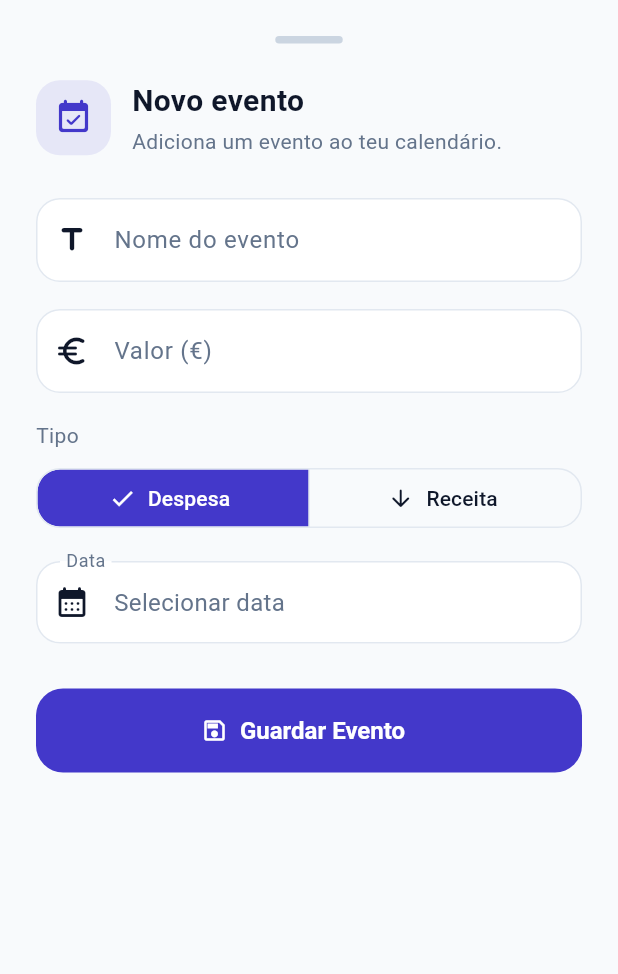
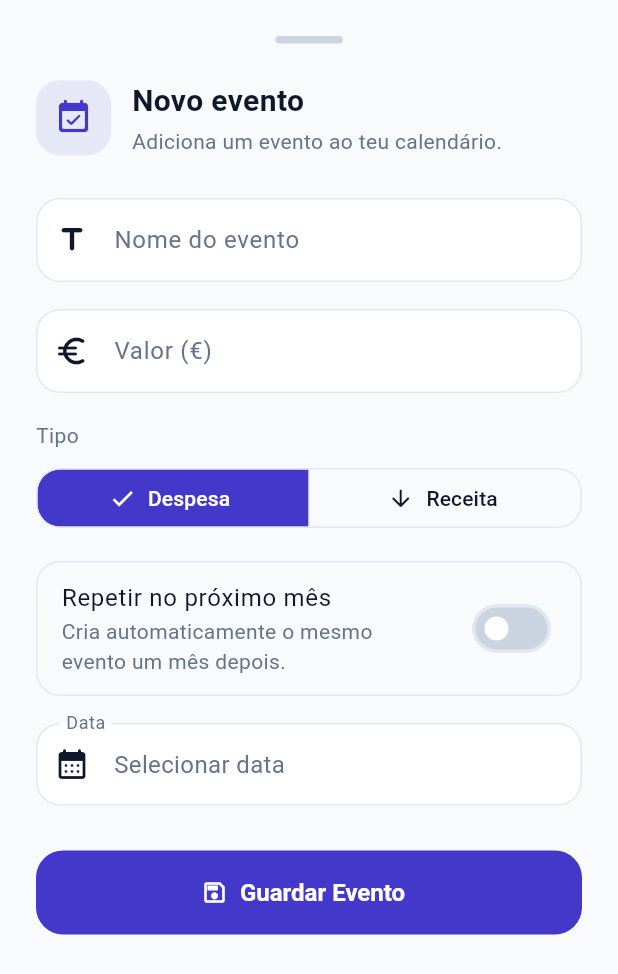
Before and after one commit to DMarques24/FinSync, a Flutter app: the AddEventCalendar widget shown alone on an empty page, opened directly, on a phone screen of 412 x 824 dp. Shown: the top 974 px of the screen. Run offline on Flutter 3.47's test engine with Material 3 defaults, Android fonts, the phone set to English and light mode, and no system bars; our stand-ins replace flutter_bloc, get_it, go_router, image_picker, supabase_flutter, table_calendar; missing offline and left inert: liquid_glass_bar, sankey_flutter; accounts and stored records are empty.

Commit message:
feat: add delete calendar event functionality; implement use case, repository method, and UI integration for event deletion

```diff
--- a/finsync/lib/core/di/injection.dart
+++ b/finsync/lib/core/di/injection.dart
@@ -4,6 +4,7 @@ import 'package:finsync/data/repositories/calendar_events_repository_impl.dart';
 import 'package:finsync/domain/repositories/calendar_event_repository.dart';
 import 'package:finsync/domain/usecases/adjust_balance.dart';
 import 'package:finsync/domain/usecases/complete_onboarding.dart';
+import 'package:finsync/domain/usecases/delete_calendar_event.dart';
 import 'package:finsync/domain/usecases/get_all_calendar_events.dart';
 import 'package:finsync/domain/usecases/get_filter_time_expenses.dart';
 import 'package:finsync/domain/usecases/insert_calendar_event.dart';
@@ -119,6 +120,10 @@ Future<void> initDependencies() async {
     () => InsertCalendarEvent(sl()),
   );
 
+  sl.registerLazySingleton<DeleteCalendarEvent>(
+    () => DeleteCalendarEvent(sl()),
+  );
+
   // BLOCS
   sl.registerFactory<HomeBloc>(
     () => HomeBloc(
@@ -152,6 +157,7 @@ Future<void> initDependencies() async {
       sl<InsertCalendarEvent>(),
       sl<GetAllCalendarEvents>(),
       sl<AdjustBalance>(),
+      sl<DeleteCalendarEvent>(),
     ),
   );
 }
--- a/finsync/lib/data/datasources/calendar_events_remote_datasource.dart
+++ b/finsync/lib/data/datasources/calendar_events_remote_datasource.dart
@@ -3,4 +3,5 @@ import 'package:finsync/data/models/calendar_events_model.dart';
 abstract class CalendarEventsRemoteDatasource {
   Future<List<CalendarEventsModel>> getAllCalendarEvents();
   Future<void> insertCalendarEvents(CalendarEventsModel calendarEvent);
+  Future<void> deleteCalendarEvent(int id);
 }
--- a/finsync/lib/data/models/calendar_events_model.dart
+++ b/finsync/lib/data/models/calendar_events_model.dart
@@ -6,6 +6,7 @@ class CalendarEventsModel {
   final double price;
   final DateTime dateEvent;
   final CalendarEventType type;
+  final bool repeatMonthly;
 
   CalendarEventsModel({
     required this.id,
@@ -13,6 +14,7 @@ class CalendarEventsModel {
     required this.price,
     required this.dateEvent,
     this.type = CalendarEventType.despesa,
+    this.repeatMonthly = false,
   });
 
   factory CalendarEventsModel.fromJson(Map<String, dynamic> json) {
@@ -28,6 +30,7 @@ class CalendarEventsModel {
         (value) => value.name == json['type'],
         orElse: () => CalendarEventType.despesa,
       ),
+      repeatMonthly: json['repeat_monthly'] as bool? ?? false,
     );
   }
 
@@ -38,6 +41,7 @@ class CalendarEventsModel {
       'event_date': dateEvent.toIso8601String(),
       'user_id': userId,
       'type': type.name,
+      'repeat_monthly': repeatMonthly,
     };
   }
 
@@ -48,6 +52,7 @@ class CalendarEventsModel {
       price: price,
       date: dateEvent,
       type: type,
+      repeatMonthly: repeatMonthly,
     );
   }
 }
--- a/finsync/lib/data/repositories/calendar_events_repository_impl.dart
+++ b/finsync/lib/data/repositories/calendar_events_repository_impl.dart
@@ -22,7 +22,13 @@ class CalendarEventsRepositoryImpl implements CalendarEventRepository {
       price: event.price,
       dateEvent: event.date,
       type: event.type,
+      repeatMonthly: event.repeatMonthly,
     );
     await remoteDatasource.insertCalendarEvents(model);
   }
+
+  @override
+  Future<void> deleteCalendarEvent(int id) async {
+    await remoteDatasource.deleteCalendarEvent(id);
+  }
 }
--- a/finsync/lib/domain/entities/calendar_event.dart
+++ b/finsync/lib/domain/entities/calendar_event.dart
@@ -6,6 +6,7 @@ class CalendarEventEntity {
   final double price;
   final DateTime date;
   final CalendarEventType type;
+  final bool repeatMonthly;
 
   CalendarEventEntity({
     required this.id,
@@ -13,5 +14,6 @@ class CalendarEventEntity {
     required this.price,
     required this.date,
     this.type = CalendarEventType.despesa,
+    this.repeatMonthly = false,
   });
 }
--- a/finsync/lib/domain/repositories/calendar_event_repository.dart
+++ b/finsync/lib/domain/repositories/calendar_event_repository.dart
@@ -4,4 +4,6 @@ abstract class CalendarEventRepository {
   Future<List<CalendarEventEntity>> getAllCalendarEvents();
 
   Future<void> insertCalendarEvent(CalendarEventEntity event);
+
+  Future<void> deleteCalendarEvent(int id);
 }
--- /dev/null
+++ b/finsync/lib/domain/usecases/delete_calendar_event.dart
@@ -0,0 +1,11 @@
+import 'package:finsync/domain/repositories/calendar_event_repository.dart';
+
+class DeleteCalendarEvent {
+  final CalendarEventRepository repository;
+
+  DeleteCalendarEvent(this.repository);
+
+  Future<void> call(int id) {
+    return repository.deleteCalendarEvent(id);
+  }
+}
--- a/finsync/lib/presentation/pages/analytics/analytics_event.dart
+++ b/finsync/lib/presentation/pages/analytics/analytics_event.dart
@@ -12,3 +12,10 @@ class AddEventCalendarEvent extends AnalyticsEvent {
 
   AddEventCalendarEvent(this.event, {this.completer});
 }
+
+class DeleteEventCalendarEvent extends AnalyticsEvent {
+  final CalendarEventEntity event;
+  final Completer<void>? completer;
+
+  DeleteEventCalendarEvent(this.event, {this.completer});
+}
--- a/finsync/lib/presentation/pages/analytics/components/add_event_calendar.dart
+++ b/finsync/lib/presentation/pages/analytics/components/add_event_calendar.dart
@@ -25,6 +25,7 @@ class _AddEventCalendarState extends State<AddEventCalendar> {
   bool _isSaving = false;
 
   CalendarEventType selectedType = CalendarEventType.despesa;
+  bool repeatMonthly = false;
 
   @override
   void dispose() {
@@ -75,6 +76,7 @@ class _AddEventCalendarState extends State<AddEventCalendar> {
       price: price,
       date: selectedDate!,
       type: selectedType,
+      repeatMonthly: repeatMonthly,
     );
 
     setState(() {
@@ -249,6 +251,39 @@ class _AddEventCalendarState extends State<AddEventCalendar> {
 
               const SizedBox(height: 18),
 
+              Container(
+                padding: const EdgeInsets.symmetric(
+                  horizontal: 16,
+                  vertical: 4,
+                ),
+                decoration: BoxDecoration(
+                  color: AppColors.background,
+                  borderRadius: BorderRadius.circular(16),
+                  border: Border.all(color: AppColors.border),
+                ),
+                child: SwitchListTile(
+                  contentPadding: EdgeInsets.zero,
+                  value: repeatMonthly,
+                  onChanged: _isSaving
+                      ? null
+                      : (value) {
+                          setState(() {
+                            repeatMonthly = value;
+                          });
+                        },
+                  activeThumbColor: AppColors.secondary,
+                  title: const Text("Repetir no próximo mês"),
+                  subtitle: Text(
+                    "Cria automaticamente o mesmo evento um mês depois.",
+                    style: AppTextStyles.bodySmall.copyWith(
+                      color: AppColors.textSecondary,
+                    ),
+                  ),
+                ),
+              ),
+
+              const SizedBox(height: 18),
+
               InkWell(
                 borderRadius: BorderRadius.circular(16),
 
```
Also changed, not shown: finsync/lib/data/datasources/calendar_events_remote_datasource_impl.dart (+13 -0 lines), finsync/lib/presentation/pages/analytics/analytics_bloc.dart (+52 -4 lines), finsync/lib/presentation/pages/analytics/analytics_page.dart (+85 -6 lines), finsync/lib/presentation/pages/analytics/components/event_tile.dart (+25 -8 lines).
